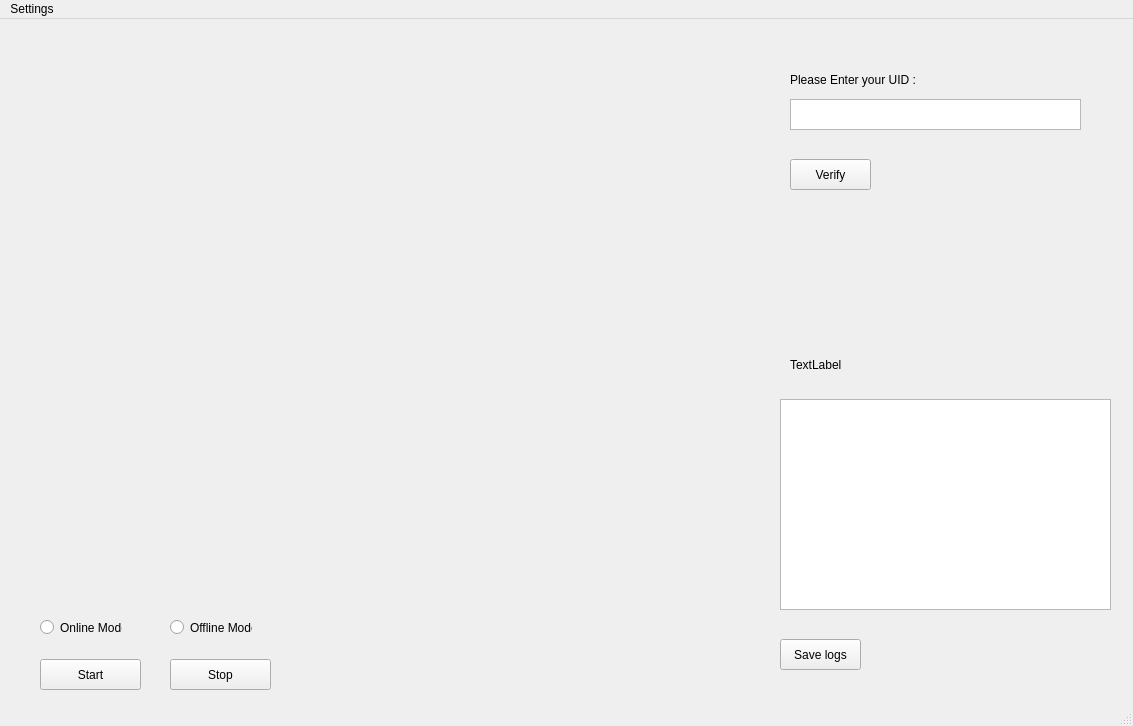
This is Desktop/UI/Design1.ui in NishantGhanate/FinalYearProject as Qt 5 draws it before an edit. The edited form follows.
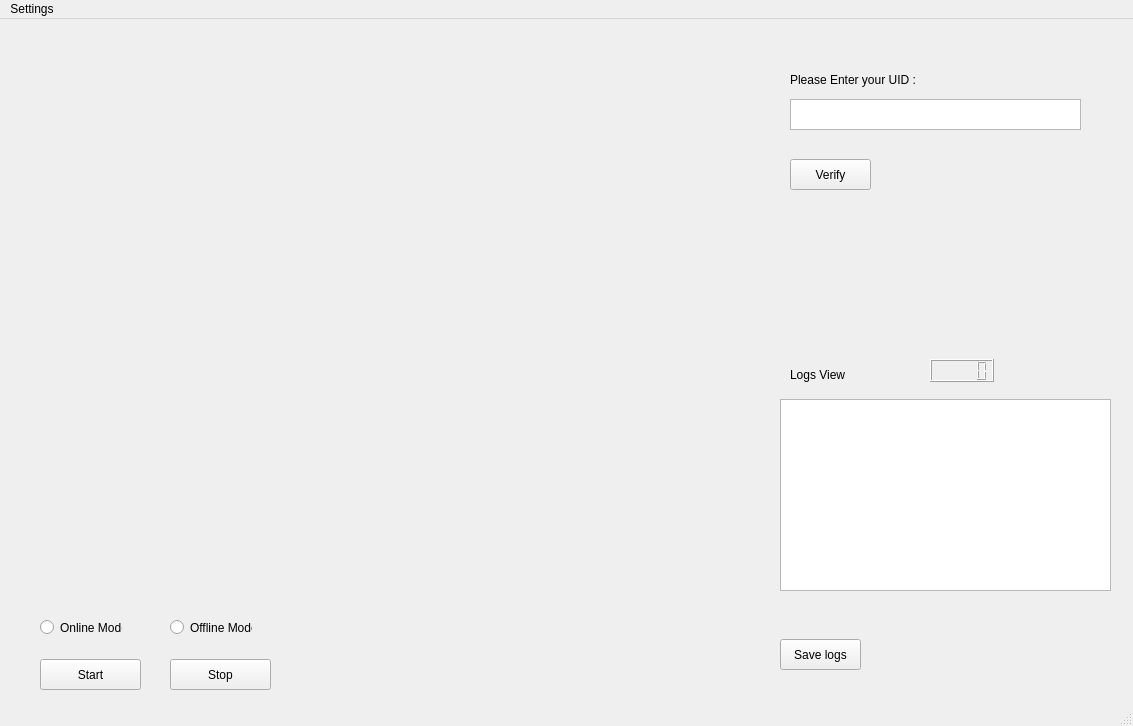
This is the edited form.

Commit message: Desktop UI functionality added

The edit to the form file:
```diff
--- a/Desktop/UI/Design1.ui
+++ b/Desktop/UI/Design1.ui
@@ -59,16 +59,6 @@
      <string>Stop</string>
     </property>
    </widget>
-   <widget class="QListView" name="listView">
-    <property name="geometry">
-     <rect>
-      <x>780</x>
-      <y>380</y>
-      <width>331</width>
-      <height>211</height>
-     </rect>
-    </property>
-   </widget>
    <widget class="QPushButton" name="pushButtonSaveLog">
     <property name="geometry">
      <rect>
@@ -86,13 +76,13 @@
     <property name="geometry">
      <rect>
       <x>790</x>
-      <y>330</y>
-      <width>301</width>
+      <y>340</y>
+      <width>141</width>
       <height>31</height>
      </rect>
     </property>
     <property name="text">
-     <string>TextLabel</string>
+     <string>Logs View</string>
     </property>
    </widget>
    <widget class="QRadioButton" name="radioButtonOnline">
@@ -157,6 +147,26 @@
      <string>Please Enter your UID :</string>
     </property>
    </widget>
+   <widget class="QListWidget" name="listWidgetLogs">
+    <property name="geometry">
+     <rect>
+      <x>780</x>
+      <y>380</y>
+      <width>331</width>
+      <height>192</height>
+     </rect>
+    </property>
+   </widget>
+   <widget class="QLCDNumber" name="lcdNumber">
+    <property name="geometry">
+     <rect>
+      <x>930</x>
+      <y>340</y>
+      <width>64</width>
+      <height>23</height>
+     </rect>
+    </property>
+   </widget>
   </widget>
   <widget class="QMenuBar" name="menubar">
    <property name="geometry">
```
The commit also changes 4 other files.
